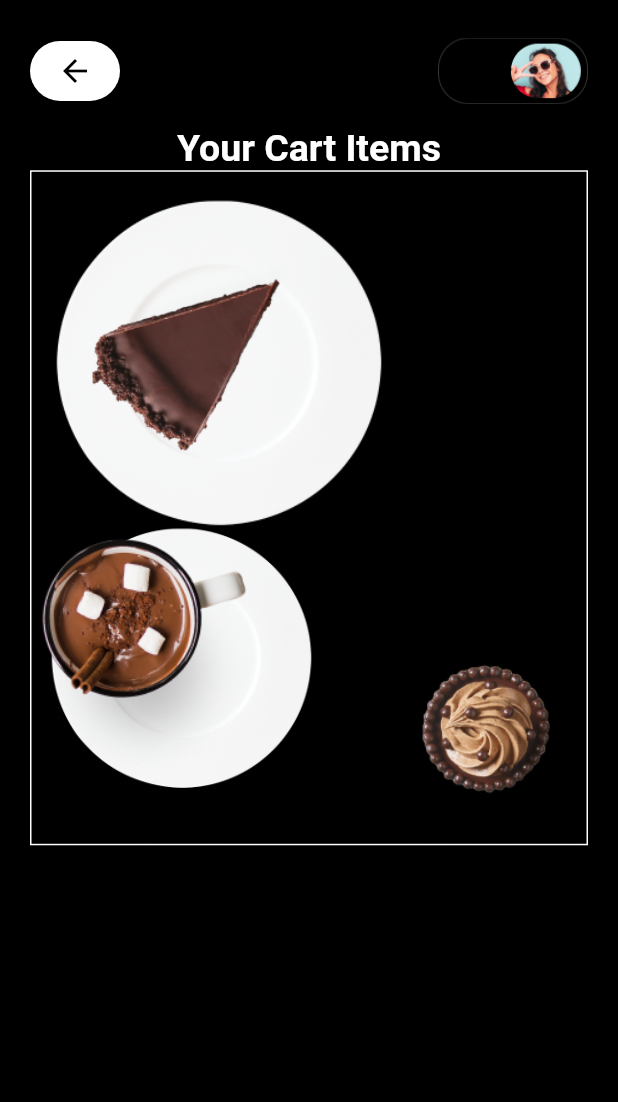
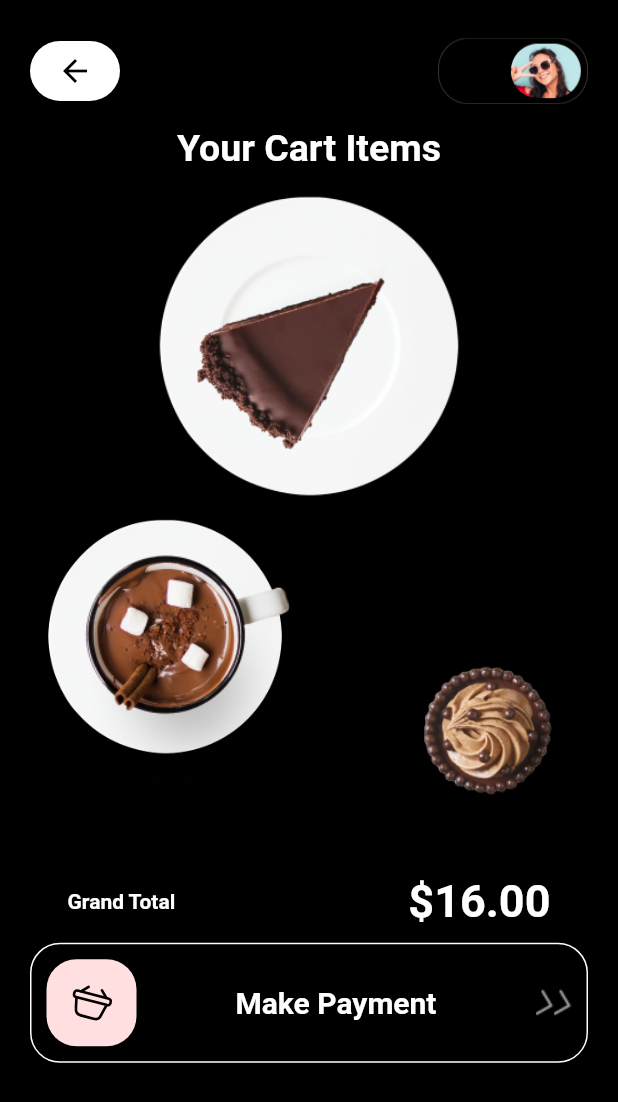
Before and after one commit to Ahmadsaniliman/CoffeeAppUi, a Flutter app: the CartViewPage screen opened by its route, on a phone screen of 412 x 824 dp. Shown: the top 1102 px of the screen. Run offline on Flutter 3.47's test engine with Material 2 defaults, Android fonts, the phone set to English and light mode, and no system bars; our stand-ins replace flutter_svg.

Commit message:
another commit

```diff
--- /dev/null
+++ b/lib/Cart/Components/cart_app_bar.dart
@@ -0,0 +1,40 @@
+import 'package:flutter/material.dart';
+import 'package:neww/Constants/routes.dart';
+
+class CartAppBar extends StatelessWidget {
+  const CartAppBar({
+    Key? key,
+  }) : super(key: key);
+
+  @override
+  Widget build(BuildContext context) {
+    return Row(
+      mainAxisAlignment: MainAxisAlignment.spaceBetween,
+      children: [
+        Container(
+          height: 40.0,
+          width: 60.0,
+          decoration: BoxDecoration(
+            color: Colors.white,
+            borderRadius: BorderRadius.circular(20.0),
+          ),
+          child: IconButton(
+            onPressed: () {
+              Navigator.of(context).pushNamed(
+                detailsRoute,
+              );
+            },
+            icon: const Icon(
+              Icons.arrow_back,
+              color: Colors.black,
+            ),
+          ),
+        ),
+        Image.asset(
+          'assets/images/Group 1171274821.png',
+          width: 100.0,
+        ),
+      ],
+    );
+  }
+}
--- /dev/null
+++ b/lib/Cart/Components/cart_details.dart
@@ -0,0 +1,72 @@
+import 'package:flutter/material.dart';
+
+class CartDetailsImages extends StatelessWidget {
+  const CartDetailsImages({
+    Key? key,
+  }) : super(key: key);
+
+  @override
+  Widget build(BuildContext context) {
+    return SizedBox(
+      height: 450.0,
+      width: double.infinity,
+      child: Stack(
+        alignment: Alignment.topCenter,
+        children: [
+          Stack(
+            children: [
+              Image.asset(
+                'assets/images/image 6344525 (1).png',
+                width: 230.0,
+              ),
+              Padding(
+                padding: const EdgeInsets.only(
+                  left: 40.0,
+                  top: 60.0,
+                  right: 40.0,
+                ),
+                child: Image.asset(
+                  'assets/images/Rectangle (7).png',
+                  width: 130.0,
+                ),
+              ),
+            ],
+          ),
+
+          Positioned(
+            bottom: 0,
+            left: 0,
+            child: Stack(
+              children: [
+                Image.asset(
+                  'assets/images/image 6344525 (1).png',
+                  width: 180.0,
+                ),
+                Padding(
+                  padding: const EdgeInsets.only(
+                    top: 15.0,
+                    bottom: 30.0,
+                    left: 30.0,
+                  ),
+                  child: Image.asset(
+                    'assets/images/image 6344529 (1).png',
+                    width: 150,
+                  ),
+                ),
+              ],
+            ),
+          ),
+          //
+          Positioned(
+            bottom: 0,
+            right: 0,
+            child: Image.asset(
+              'assets/images/image 6344528.png',
+              width: 120,
+            ),
+          ),
+        ],
+      ),
+    );
+  }
+}
--- /dev/null
+++ b/lib/Cart/Components/cart_text.dart
@@ -0,0 +1,24 @@
+import 'package:flutter/material.dart';
+
+class YourCartText extends StatelessWidget {
+  const YourCartText({
+    Key? key,
+  }) : super(key: key);
+
+  @override
+  Widget build(BuildContext context) {
+    return const Padding(
+      padding: EdgeInsets.only(
+        top: 15.0,
+      ),
+      child: Text(
+        'Your Cart Items',
+        style: TextStyle(
+          color: Colors.white,
+          fontSize: 25.0,
+          fontWeight: FontWeight.bold,
+        ),
+      ),
+    );
+  }
+}
--- /dev/null
+++ b/lib/Cart/Components/down_details.dart
@@ -0,0 +1,98 @@
+import 'package:flutter/material.dart';
+import 'package:flutter_svg/flutter_svg.dart';
+import 'package:neww/Constants/colors.dart';
+
+class DowmDetails extends StatelessWidget {
+  const DowmDetails({
+    Key? key,
+  }) : super(key: key);
+
+  @override
+  Widget build(BuildContext context) {
+    return Padding(
+      padding: const EdgeInsets.only(
+        top: 10.0,
+      ),
+      child: Column(
+        children: [
+          Padding(
+            padding: const EdgeInsets.symmetric(
+              vertical: 10.0,
+              horizontal: 25.0,
+            ),
+            child: Row(
+              mainAxisAlignment: MainAxisAlignment.spaceBetween,
+              children: const [
+                Text(
+                  'Grand Total',
+                  style: TextStyle(
+                    color: Colors.white,
+                    fontWeight: FontWeight.bold,
+                  ),
+                ),
+                Text(
+                  '\$16.00',
+                  style: TextStyle(
+                    color: Colors.white,
+                    fontSize: 30.0,
+                    fontWeight: FontWeight.bold,
+                  ),
+                ),
+              ],
+            ),
+          ),
+          //
+          Container(
+            padding: const EdgeInsets.all(10.0),
+            height: 80.0,
+            width: double.infinity,
+            decoration: BoxDecoration(
+              color: Colors.black,
+              borderRadius: BorderRadius.circular(20.0),
+              border: Border.all(
+                color: Colors.white,
+              ),
+            ),
+            child: Row(
+              mainAxisAlignment: MainAxisAlignment.spaceBetween,
+              children: [
+                Container(
+                  padding: const EdgeInsets.all(
+                    15.0,
+                  ),
+                  height: 60.0,
+                  width: 60.0,
+                  decoration: BoxDecoration(
+                    borderRadius: BorderRadius.circular(20.0),
+                    color: cardColor1,
+                  ),
+                  child: SvgPicture.asset(
+                    'assets/images/bag.svg',
+                  ),
+                ),
+                const Text(
+                  'Make Payment',
+                  style: TextStyle(
+                    fontWeight: FontWeight.bold,
+                    color: Colors.white,
+                    fontSize: 20.0,
+                  ),
+                ),
+                Row(
+                  children: [
+                    Image.asset(
+                      'assets/images/Vector (4).png',
+                    ),
+                    Image.asset(
+                      'assets/images/Vector (4).png',
+                    ),
+                  ],
+                ),
+              ],
+            ),
+          ),
+        ],
+      ),
+    );
+  }
+}
--- a/lib/Cart/cart.dart
+++ b/lib/Cart/cart.dart
@@ -1,4 +1,8 @@
 import 'package:flutter/material.dart';
+import 'package:neww/Cart/Components/cart_app_bar.dart';
+import 'package:neww/Cart/Components/cart_details.dart';
+import 'package:neww/Cart/Components/cart_text.dart';
+import 'package:neww/Cart/Components/down_details.dart';
 import 'package:neww/Constants/colors.dart';
 
 class CartViewPage extends StatelessWidget {
@@ -15,125 +19,14 @@ class CartViewPage extends StatelessWidget {
           right: 20.0,
         ),
         child: Column(
-          children: [
-            const CartAppBar(),
-            const Padding(
-              padding: EdgeInsets.only(
-                top: 15.0,
-              ),
-              child: Text(
-                'Your Cart Items',
-                style: TextStyle(
-                  color: Colors.white,
-                  fontSize: 25.0,
-                  fontWeight: FontWeight.bold,
-                ),
-              ),
-            ),
-            //
-
-            Container(
-              height: 450.0,
-              width: double.infinity,
-              decoration: BoxDecoration(
-                border: Border.all(color: Colors.white),
-              ),
-              child: Stack(
-                children: [
-                  Stack(
-                    children: [
-                      Image.asset(
-                        'assets/images/image 6344525 (1).png',
-                        width: 250.0,
-                      ),
-                      Padding(
-                        padding: const EdgeInsets.only(
-                          left: 40.0,
-                          top: 60.0,
-                          right: 40.0,
-                        ),
-                        child: Image.asset(
-                          'assets/images/Rectangle (7).png',
-                          width: 130.0,
-                        ),
-                      ),
-                    ],
-                  ),
-                  Positioned(
-                    bottom: 0,
-                    left: 0,
-                    child: Stack(
-                      children: [
-                        Image.asset(
-                          'assets/images/image 6344525 (1).png',
-                          width: 200.0,
-                        ),
-                        Image.asset(
-                          'assets/images/image 6344529 (1).png',
-                          width: 150,
-                        ),
-                      ],
-                    ),
-                  ),
-                  //
-                  Positioned(
-                    bottom: 0,
-                    right: 0,
-                    child: Image.asset(
-                      'assets/images/image 6344528.png',
-                      width: 120,
-                    ),
-                  ),
-                ],
-              ),
-            ),
-            //
-            // Text(
-            //   'Current Item',
-            //   style: TextStyle(color: Colors.white),
-            // ),
-            // Container(
-            //   height: 60.0,
-            //   width: double.infinity,
-            //   color: Colors.white,
-            // ),
+          children: const [
+            CartAppBar(),
+            YourCartText(),
+            CartDetailsImages(),
+            DowmDetails(),
           ],
         ),
       ),
     );
   }
 }
-
-class CartAppBar extends StatelessWidget {
-  const CartAppBar({
-    Key? key,
-  }) : super(key: key);
-
-  @override
-  Widget build(BuildContext context) {
-    return Row(
-      mainAxisAlignment: MainAxisAlignment.spaceBetween,
-      children: [
-        Container(
-          height: 40.0,
-          width: 60.0,
-          decoration: BoxDecoration(
-            color: Colors.white,
-            borderRadius: BorderRadius.circular(20.0),
-          ),
-          child: IconButton(
-            onPressed: () {},
-            icon: const Icon(
-              Icons.arrow_back,
-              color: Colors.black,
-            ),
-          ),
-        ),
-        Image.asset(
-          'assets/images/Group 1171274821.png',
-          width: 100.0,
-        ),
-      ],
-    );
-  }
-}
--- a/lib/Constants/routes.dart
+++ b/lib/Constants/routes.dart
@@ -1 +1,3 @@
 const cartRoute = '/cartRoute/';
+const homeRoute = '/homeRoute/';
+const detailsRoute = '/detailsRoute/';
--- a/pubspec.yaml
+++ b/pubspec.yaml
@@ -35,6 +35,7 @@ dependencies:
   # Use with the CupertinoIcons class for iOS style icons.
   cupertino_icons: ^1.0.2
   font_awesome_flutter: ^10.2.1
+  flutter_svg: ^1.0.3
 
 dev_dependencies:
   flutter_test:
```
Also changed, not shown: lib/Home/home.dart (+104 -0 lines), lib/main.dart (+5 -2 lines), assets/images/Vector (4).png (added), assets/images/bag.svg (added), pubspec.lock.
